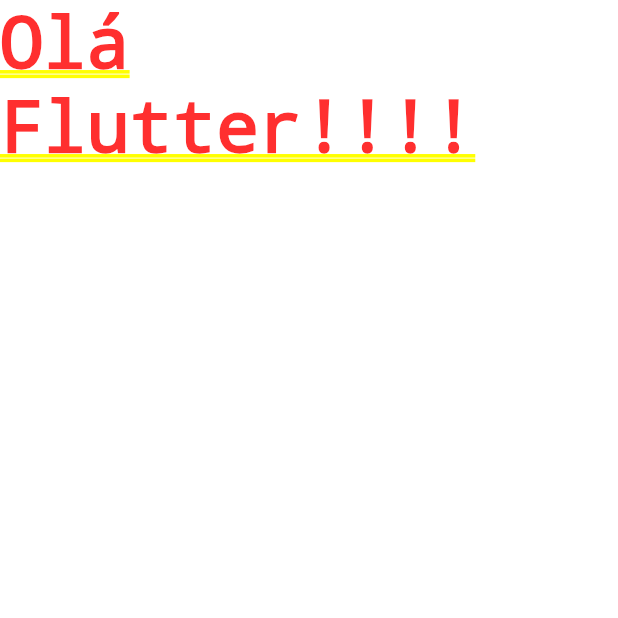
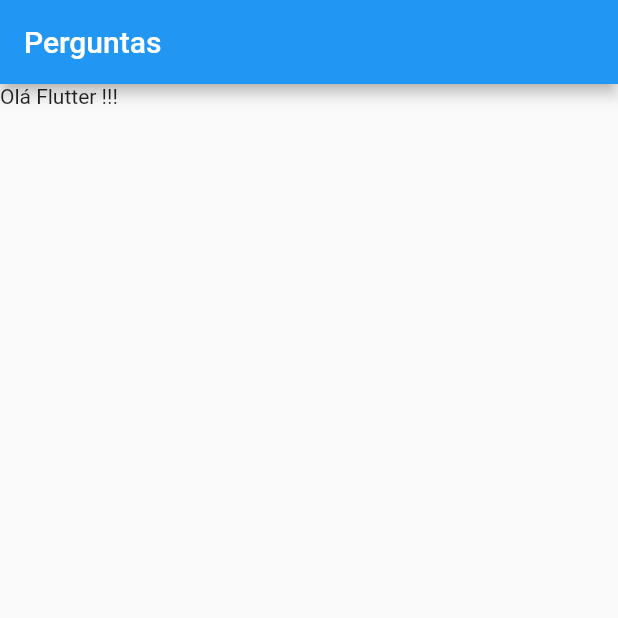
Before and after one commit to kaiqueBellmont/Flutter-Questions-App, a Flutter app: the screen it shows after launch, on a phone screen of 412 x 824 dp, the top half of it. Run offline on Flutter 3.47's test engine with Material 2 defaults, Android fonts, the phone set to English and light mode, and no system bars.

Commit message:
starting base

```diff
--- a/questions_project/lib/main.dart
+++ b/questions_project/lib/main.dart
@@ -1,13 +1,19 @@
 import 'package:flutter/material.dart';
 
 main() {
-  runApp(new PerguntaApp());
+  runApp(PerguntaApp());
 }
 
 class PerguntaApp extends StatelessWidget {
+  @override
   Widget build(BuildContext context) {
     return MaterialApp(
-      home: Text('Olá Flutter!!!!'),
+      home: Scaffold(
+        appBar: AppBar(
+          title: Text("Perguntas"),
+        ),
+        body: Text('Olá Flutter !!!'),
+      ),
     );
   }
 }
```
